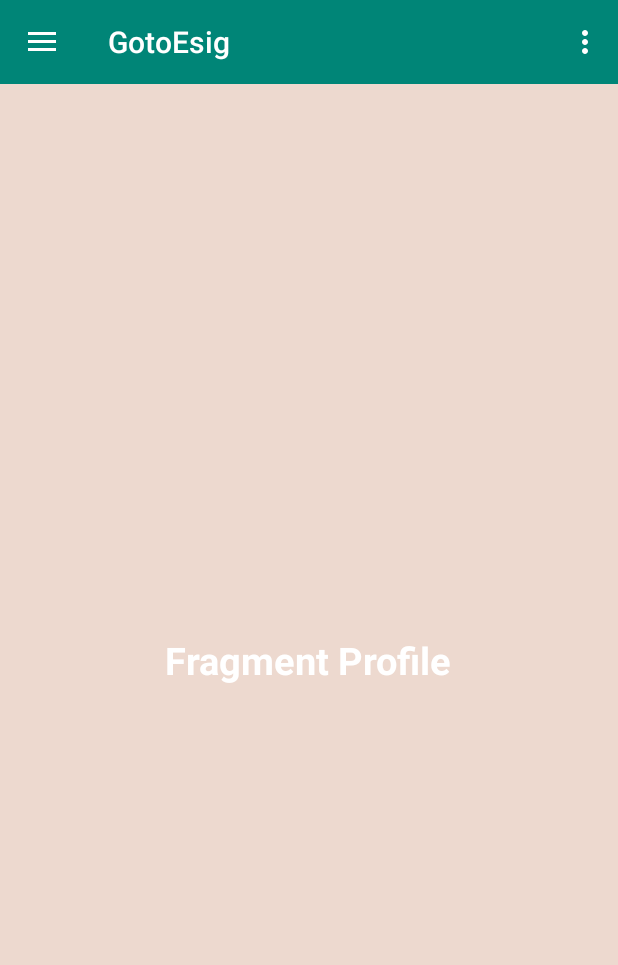
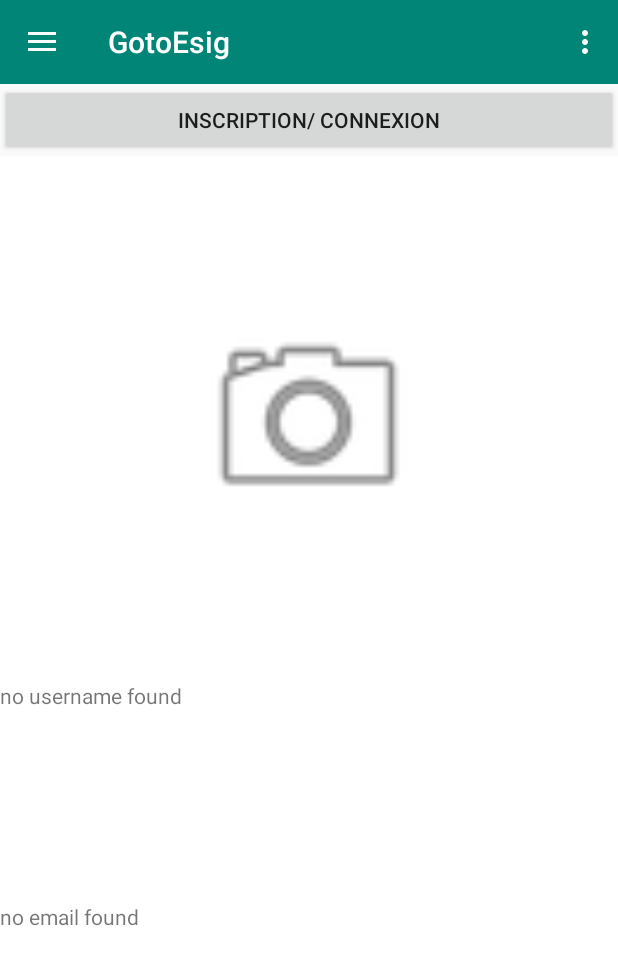
Before and after one commit to jiahuiwang0811/GoToEsigProject, an Android app: the fragment ProfileFragment placed in its activity, on a phone screen of 412 x 824 dp. Shown: the top 965 px of the screen. Run offline under Robolectric (Android 15) with nearby library versions, the phone set to English and light mode, and no system bars; our stand-ins replace Firebase (no records; nobody signed in at launch, a user with empty details on screens opened directly); libraries missing offline, so code that uses them is left out: com.firebase.ui; pictures from the network do not load.

Commit message:
connexion et inscription sur la bdd firebase profile : afficher le nom et email (version 1)

```diff
--- a/app/build.gradle
+++ b/app/build.gradle
@@ -28,6 +28,11 @@ dependencies {
     implementation 'com.android.support:support-v4:28.0.0'
     implementation 'com.android.support.constraint:constraint-layout:1.1.3'
     implementation 'com.google.firebase:firebase-analytics:17.2.0'
+    // FirebaseUI
+    implementation 'com.firebaseui:firebase-ui-auth:6.2.0'
+
+    implementation 'com.github.bumptech.glide:glide:4.10.0'
+    annotationProcessor 'com.github.bumptech.glide:compiler:4.10.0'
 
     testImplementation 'junit:junit:4.12'
     androidTestImplementation 'com.android.support.test:runner:1.0.2'
--- a/app/src/main/AndroidManifest.xml
+++ b/app/src/main/AndroidManifest.xml
@@ -22,4 +22,8 @@
         </activity>
     </application>
 
+    <uses-permission android:name="android.permission.INTERNET" />
+    <uses-permission android:name="android.permission.ACCESS_NETWORK_STATE" />
+    <uses-permission android:name="android.permission.ACCESS_WIFI_STATE" />
+
 </manifest>
--- a/app/src/main/java/com/example/gotoesig/MainActivity.java
+++ b/app/src/main/java/com/example/gotoesig/MainActivity.java
@@ -4,6 +4,8 @@ import android.net.Uri;
 import android.os.Bundle;
 import android.view.Menu;
 import android.view.MenuItem;
+import android.view.View;
+import android.widget.Button;
 
 import androidx.appcompat.app.ActionBarDrawerToggle;
 import androidx.appcompat.app.AppCompatActivity;
@@ -12,10 +14,14 @@ import androidx.core.view.GravityCompat;
 import androidx.drawerlayout.widget.DrawerLayout;
 import androidx.fragment.app.Fragment;
 
+import com.firebase.ui.auth.AuthUI;
 import com.google.android.material.navigation.NavigationView;
 
+import java.util.Arrays;
+
 public class MainActivity extends AppCompatActivity
-        implements NavigationView.OnNavigationItemSelectedListener,
+        implements View.OnClickListener,
+        NavigationView.OnNavigationItemSelectedListener,
         ProfileFragment.OnFragmentInteractionListener,
         AjouterFragment.OnFragmentInteractionListener,
         TrajetFragment.OnFragmentInteractionListener,
@@ -26,7 +32,7 @@ public class MainActivity extends AppCompatActivity
     private Toolbar toolbar;
     private DrawerLayout drawerLayout;
     private NavigationView navigationView;
-
+    private Button btnSignin;
 
     // 1 - Declare fragment handled by Navigation Drawer
     private Fragment fragmentProfile;
@@ -45,11 +51,15 @@ public class MainActivity extends AppCompatActivity
     private static final int FRAGMENT_EVALUER = 4;
     private static final int FRAGMENT_STATISTIQUES = 5;
 
+    // 1 - Identifier for Sign-In Activity
+    private static final int RC_SIGN_IN = 123;
     @Override
     protected void onCreate(Bundle savedInstanceState) {
         super.onCreate(savedInstanceState);
         setContentView(R.layout.activity_main);
 
+        btnSignin = (Button) findViewById(R.id.activity_main_signin);
+        btnSignin.setOnClickListener(MainActivity.this);
         // Configure all views
 
         this.configureToolBar();
@@ -57,6 +67,24 @@ public class MainActivity extends AppCompatActivity
         this.configureDrawerLayout();
 
         this.configureNavigationView();
+    }
+
+    @Override
+    public void onClick(View v) {
+        startSignInActivity();
+    }
+    // 2 - Launch Sign-In Activity
+    private void startSignInActivity(){
+        startActivityForResult(
+                AuthUI.getInstance()
+                        .createSignInIntentBuilder()
+                        .setTheme(R.style.LoginTheme)
+                        .setAvailableProviders(
+                                Arrays.asList(new AuthUI.IdpConfig.EmailBuilder().build()))
+                        .setIsSmartLockEnabled(false, true)
+                        .setLogo(R.drawable.ic_menu_send)
+                        .build(),
+                RC_SIGN_IN);
     }
 
     @Override
--- a/app/src/main/java/com/example/gotoesig/ProfileFragment.java
+++ b/app/src/main/java/com/example/gotoesig/ProfileFragment.java
@@ -3,11 +3,21 @@ package com.example.gotoesig;
 import android.content.Context;
 import android.net.Uri;
 import android.os.Bundle;
+import android.text.TextUtils;
+import android.util.Log;
 import android.view.LayoutInflater;
 import android.view.View;
 import android.view.ViewGroup;
+import android.widget.ImageView;
+import android.widget.TextView;
 
+import androidx.annotation.Nullable;
 import androidx.fragment.app.Fragment;
+
+import com.bumptech.glide.Glide;
+import com.bumptech.glide.request.RequestOptions;
+import com.google.firebase.auth.FirebaseAuth;
+import com.google.firebase.auth.FirebaseUser;
 
 
 /**
@@ -23,11 +33,16 @@ public class ProfileFragment extends Fragment {
     // the fragment initialization parameters, e.g. ARG_ITEM_NUMBER
     private static final String ARG_PARAM1 = "param1";
     private static final String ARG_PARAM2 = "param2";
+    // 1 - Identifier for Sign-In Activity
+    private static final int RC_SIGN_IN = 123;
 
     // TODO: Rename and change types of parameters
     private String mParam1;
     private String mParam2;
 
+    private TextView TVusername;
+    private TextView TVemail;
+    private ImageView photoProfil;
     private OnFragmentInteractionListener mListener;
 
     public ProfileFragment() {
@@ -55,17 +70,23 @@ public class ProfileFragment extends Fragment {
     @Override
     public void onCreate(Bundle savedInstanceState) {
         super.onCreate(savedInstanceState);
-        if (getArguments() != null) {
+        /*if (getArguments() != null) {
             mParam1 = getArguments().getString(ARG_PARAM1);
             mParam2 = getArguments().getString(ARG_PARAM2);
-        }
+        }*/
+
     }
 
     @Override
     public View onCreateView(LayoutInflater inflater, ViewGroup container,
                              Bundle savedInstanceState) {
+        View RootView = inflater.inflate(R.layout.fragment_profile, container, false);
+        TVusername = RootView.findViewById(R.id.profile_username);
+        TVemail = RootView.findViewById(R.id.profile_email);
+        photoProfil = RootView.findViewById(R.id.imageViewPdp);
+        updateUIWhenCreating();
         // Inflate the layout for this fragment
-        return inflater.inflate(R.layout.fragment_profile, container, false);
+        return RootView;
     }
 
     // TODO: Rename method, update argument and hook method into UI event
@@ -110,4 +131,47 @@ public class ProfileFragment extends Fragment {
     public static ProfileFragment newInstance(){
         return (new ProfileFragment());
     }
+
+    // --------------------
+    // UTILS
+    // --------------------
+
+    @Nullable
+    protected FirebaseUser getCurrentUser(){ return FirebaseAuth.getInstance().getCurrentUser(); }
+
+    protected Boolean isCurrentUserLogged(){ return (this.getCurrentUser() != null); }
+
+    // --------------------
+    // UI
+    // --------------------
+
+    // 1 - Update UI when activity is creating
+    private void updateUIWhenCreating(){
+
+        if (this.getCurrentUser() != null){
+
+            //Get picture URL from Firebase
+            if (this.getCurrentUser().getPhotoUrl() != null) {
+                Glide.with(this)
+                        .load(this.getCurrentUser().getPhotoUrl())
+                        .apply(RequestOptions.circleCropTransform())
+                        .into(photoProfil);
+            } else{
+                Log.d("profil", "non photo de profil" );
+            }
+
+            //Get email & username from Firebase
+            String email = TextUtils.isEmpty(this.getCurrentUser().getEmail()) ? getString(R.string.info_no_email_found) : this.getCurrentUser().getEmail();
+            String username = TextUtils.isEmpty(this.getCurrentUser().getDisplayName()) ? getString(R.string.info_no_username_found) : this.getCurrentUser().getDisplayName();
+
+            //Update views with data
+            Log.d("profil", email);
+            Log.d("profil", username);
+
+            TVusername.setText(username);
+            TVemail.setText(email);
+        }else {
+            Log.d("profil", "non connecte" );
+        }
+    }
 }
--- a/app/src/main/res/layout/activity_main.xml
+++ b/app/src/main/res/layout/activity_main.xml
@@ -25,7 +25,14 @@
             android:background="?attr/colorPrimary"
             app:theme="@style/ToolBarStyle"/>
 
+
         <!-- FrameLayout for our fragments -->
+        <Button
+            android:id="@+id/activity_main_signin"
+            android:layout_width="match_parent"
+            android:layout_height="wrap_content"
+            android:text="Inscription/ Connexion" />
+
         <FrameLayout
             android:id="@+id/activity_main_frame_layout"
             android:layout_width="match_parent"
--- a/app/src/main/res/layout/fragment_profile.xml
+++ b/app/src/main/res/layout/fragment_profile.xml
@@ -1,22 +1,45 @@
-<LinearLayout
+<LinearLayout xmlns:android="http://schemas.android.com/apk/res/android"
+    xmlns:app="http://schemas.android.com/apk/res-auto"
+    xmlns:tools="http://schemas.android.com/tools"
     android:id="@+id/fragment_news_rootview"
-    xmlns:android="http://schemas.android.com/apk/res/android"
-    xmlns:tools="http://schemas.android.com/tools"
     android:layout_width="match_parent"
     android:layout_height="match_parent"
-    tools:context="com.example.gotoesig.ProfileFragment"
+    android:background="#fff"
     android:gravity="center"
-    android:background="#EDD9CF">
+    android:orientation="vertical"
+    tools:context="com.example.gotoesig.ProfileFragment">
+
+    <ImageView
+        android:id="@+id/imageViewPdp"
+        android:layout_width="151dp"
+        android:layout_height="222dp"
+        android:layout_weight="1"
+        android:src="@android:drawable/ic_menu_camera" />
+
+    <TextView
+        android:id="@+id/profile_username"
+        android:layout_width="match_parent"
+        android:layout_height="wrap_content"
+        android:layout_weight="1"
+        android:text="username" />
+
+    <TextView
+        android:id="@+id/profile_email"
+        android:layout_width="match_parent"
+        android:layout_height="wrap_content"
+        android:layout_weight="1"
+        android:text="email" />
+
 
     <TextView
         android:id="@+id/fragment_profile"
         android:layout_width="wrap_content"
         android:layout_height="wrap_content"
         android:layout_margin="20dip"
+        android:text="Fragment Profile"
+        android:textAlignment="center"
+        android:textColor="#fff"
         android:textSize="25sp"
-        android:textStyle="bold"
-        android:textColor="#fff"
-        android:textAlignment="center"
-        android:text="Fragment Profile"/>
+        android:textStyle="bold" />
 
 </LinearLayout>
--- a/app/src/main/res/values/strings.xml
+++ b/app/src/main/res/values/strings.xml
@@ -8,4 +8,7 @@
 
     <!-- TODO: Remove or change this placeholder text -->
     <string name="hello_blank_fragment">Hello blank fragment</string>
+    <string name="info_no_email_found">no email found</string>
+    <string name="info_no_username_found">no username found</string>
+
 </resources>
--- a/app/src/main/res/values/styles.xml
+++ b/app/src/main/res/values/styles.xml
@@ -23,4 +23,21 @@
         <item name="colorControlNormal">@android:color/white</item>
     </style>
 
+    <!-- STYLE SIGN-IN ACTIVITY -->
+    <style name="LoginTheme" parent="AppTheme">
+        <item name="colorPrimary">@color/colorPrimary</item>
+        <item name="colorPrimaryDark">@color/colorPrimaryDark</item>
+        <item name="colorAccent">@color/colorAccent</item>
+        <item name="colorButtonNormal">@color/colorAccent</item>
+        <item name="colorControlNormal">@android:color/darker_gray</item>
+        <item name="colorControlActivated">@android:color/darker_gray</item>
+        <item name="colorControlHighlight">@android:color/darker_gray</item>
+        <item name="android:textColor">@android:color/white</item>
+        <item name="android:textColorPrimary">@android:color/darker_gray</item>
+        <item name="android:textColorSecondary">@android:color/darker_gray</item>
+        <item name="android:windowBackground">@android:color/white</item>
+        <item name="windowActionBar">false</item>
+        <item name="windowNoTitle">true</item>
+        <item name="android:textColorHint">@android:color/white</item>
+    </style>
 </resources>
--- a/build.gradle
+++ b/build.gradle
@@ -19,7 +19,7 @@ allprojects {
     repositories {
         google()
         jcenter()
-
+        mavenCentral()
     }
 }
 
```
